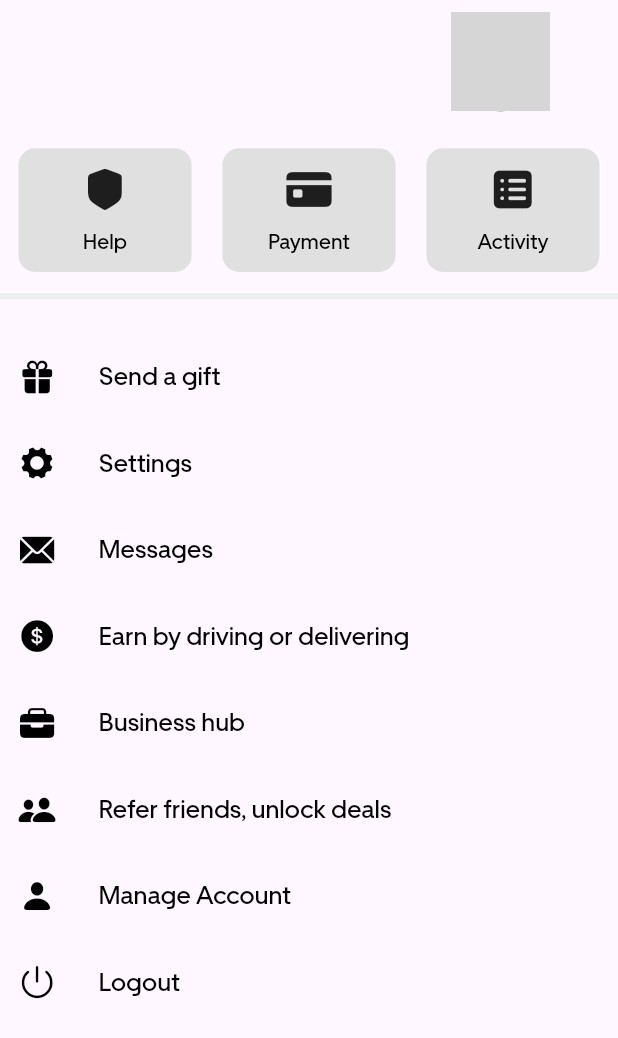
After one commit to guptakaran11/Sanchalan, a Flutter app: the AccountScreenDriver screen opened directly, on a phone screen of 412 x 824 dp. The commit adds this screen. Shown: the top 1038 px of the screen. Run offline on Flutter 3.47's test engine with Material 3 defaults, Android fonts, the phone set to English and light mode, and no system bars; our stand-ins replace country_picker, firebase_auth, firebase_core, firebase_database, firebase_storage, flutter_styled_toast and 9 more; accounts and stored records are empty; network calls fail; project files that could hold a hidden picture were left out; grey boxes are pictures that could not be loaded.

Commit message:
driver screen

```diff
--- a/sanchalan/lib/common/controller/services/mobileAuthServices.dart
+++ b/sanchalan/lib/common/controller/services/mobileAuthServices.dart
@@ -15,7 +15,7 @@ import 'package:sanchalan/common/view/authScreens/otpScreen.dart';
 import 'package:sanchalan/common/view/registrationScreen/registrationScreen.dart';
 import 'package:sanchalan/common/view/signInLogic/signInLogic.dart';
 import 'package:sanchalan/constant/constants.dart';
-import 'package:sanchalan/driver/view/driverHomeScreen.dart';
+import 'package:sanchalan/driver/view/bottomNavBarDriver/bottomNavBarDriver.dart';
 import 'package:sanchalan/ride/View/bottomNavBar/bottomNavBarRider.dart';
 
 class MobileAuthServices {
@@ -102,7 +102,7 @@ class MobileAuthServices {
         Navigator.pushAndRemoveUntil(
             context,
             PageTransition(
-                child: const HomeScreenDriver(),
+                child: const BottomNavBarDriver(),
                 type: PageTransitionType.rightToLeft),
             (route) => false);
       } else {
--- /dev/null
+++ b/sanchalan/lib/driver/controller/bottomNavBarDriverProvider.dart
@@ -0,0 +1,9 @@
+import 'package:flutter/material.dart';
+
+class BottomNavBarDriverProvider extends ChangeNotifier {
+  int currentTab = 0;
+  updateTab(int newTab) {
+    currentTab = newTab;
+    notifyListeners();
+  }
+}
--- /dev/null
+++ b/sanchalan/lib/driver/view/accountScreenDriver/accountScreenDriver.dart
@@ -0,0 +1,219 @@
+import 'package:flutter/cupertino.dart';
+import 'package:flutter/material.dart';
+import 'package:provider/provider.dart';
+import 'package:sanchalan/common/controller/provider/profileDataProvider.dart';
+import 'package:sanchalan/constant/utils/colors.dart';
+import 'package:sanchalan/constant/utils/textstyle.dart';
+import 'package:sizer/sizer.dart';
+
+class AccountScreenDriver extends StatefulWidget {
+  const AccountScreenDriver({super.key});
+
+  @override
+  State<AccountScreenDriver> createState() => _AccountScreenDriverState();
+}
+
+class _AccountScreenDriverState extends State<AccountScreenDriver> {
+  List accountTopButton = [
+    [CupertinoIcons.shield_fill, 'Help'],
+    [CupertinoIcons.creditcard_fill, 'Payment'],
+    [CupertinoIcons.square_list_fill, 'Activity'],
+  ];
+
+  List accountButtons = [
+    [
+      CupertinoIcons.gift_fill,
+      'Send a gift',
+    ],
+    [
+      CupertinoIcons.gear_alt_fill,
+      'Settings',
+    ],
+    [
+      CupertinoIcons.envelope_fill,
+      'Messages',
+    ],
+    [
+      CupertinoIcons.money_dollar_circle_fill,
+      'Earn by driving or delivering',
+    ],
+    [
+      CupertinoIcons.briefcase_fill,
+      'Business hub',
+    ],
+    [
+      CupertinoIcons.person_2_fill,
+      'Refer friends, unlock deals',
+    ],
+    [
+      CupertinoIcons.person_fill,
+      'Manage Account',
+    ],
+    [
+      CupertinoIcons.power,
+      'Logout',
+    ],
+  ];
+
+  @override
+  void initState() {
+    super.initState();
+    WidgetsBinding.instance.addPostFrameCallback((_) async {
+      context.read<ProfileDataProvider>().getProfileData();
+    });
+  }
+
+  @override
+  Widget build(BuildContext context) {
+    return SafeArea(
+      child: Scaffold(
+        body: Column(
+          children: [
+            // Top Row
+            ListView(
+              shrinkWrap: true,
+              physics: const NeverScrollableScrollPhysics(),
+              padding: EdgeInsets.symmetric(
+                horizontal: 3.w,
+                vertical: 1.h,
+              ),
+              children: [
+                // Profile data
+                Consumer<ProfileDataProvider>(
+                  builder: (context, profileProvider, child) {
+                    if (profileProvider.profileData == null) {
+                      return Row(
+                        children: [
+                          SizedBox(
+                            width: 70.w,
+                            child: Text(
+                              'User',
+                              style: AppTextStyles.heading26Bold,
+                            ),
+                          ),
+                          Container(
+                            height: 16.w,
+                            width: 16.w,
+                            decoration: BoxDecoration(
+                              shape: BoxShape.circle,
+                              border: Border.all(
+                                color: black87,
+                              ),
+                              image: const DecorationImage(
+                                image: AssetImage(
+                                    'assets/images/SanchalanLogo/sanchalanSign.jpg'),
+                              ),
+                            ),
+                          ),
+                        ],
+                      );
+                    } else {
+                      return Row(
+                        children: [
+                          SizedBox(
+                            width: 70.w,
+                            child: Text(
+                              profileProvider.profileData!.name!,
+                              style: AppTextStyles.heading26Bold,
+                            ),
+                          ),
+                          Container(
+                            height: 16.w,
+                            width: 16.w,
+                            decoration: BoxDecoration(
+                              shape: BoxShape.circle,
+                              border: Border.all(
+                                color: black87,
+                              ),
+                              image: DecorationImage(
+                                image: NetworkImage(profileProvider
+                                    .profileData!.profilePicUrl!),
+                              ),
+                            ),
+                          ),
+                        ],
+                      );
+                    }
+                  },
+                ),
+
+                SizedBox(
+                  height: 3.h,
+                ),
+                // Top row button
+                Row(
+                  mainAxisAlignment: MainAxisAlignment.spaceBetween,
+                  children: accountTopButton
+                      .map((e) => Container(
+                            height: 10.h,
+                            width: 28.w,
+                            decoration: BoxDecoration(
+                              color: greyShade3,
+                              borderRadius: BorderRadius.circular(8.sp),
+                            ),
+                            child: Column(
+                              mainAxisAlignment: MainAxisAlignment.center,
+                              crossAxisAlignment: CrossAxisAlignment.center,
+                              children: [
+                                Icon(
+                                  e[0],
+                                  size: 4.h,
+                                  color: black87,
+                                ),
+                                SizedBox(
+                                  height: 1.h,
+                                ),
+                                Text(
+                                  e[1],
+                                  style: AppTextStyles.small10,
+                                ),
+                              ],
+                            ),
+                          ))
+                      .toList(),
+                ),
+              ],
+            ),
+
+            Divider(
+              color: greyShade2,
+              thickness: 0.5.h,
+            ),
+            SizedBox(
+              height: 2.h,
+            ),
+            ListView.builder(
+              padding: EdgeInsets.symmetric(
+                horizontal: 3.w,
+              ),
+              itemCount: accountButtons.length,
+              shrinkWrap: true,
+              physics: const NeverScrollableScrollPhysics(),
+              itemBuilder: (context, index) {
+                return Container(
+                  padding: EdgeInsets.symmetric(vertical: 2.h),
+                  child: Row(
+                    children: [
+                      Icon(
+                        accountButtons[index][0],
+                        color: black,
+                        size: 3.h,
+                      ),
+                      SizedBox(
+                        width: 7.w,
+                      ),
+                      Text(
+                        accountButtons[index][1],
+                        style: AppTextStyles.small12,
+                      ),
+                    ],
+                  ),
+                );
+              },
+            ),
+          ],
+        ),
+      ),
+    );
+  }
+}
```
Also changed, not shown: sanchalan/lib/driver/view/activityScreenDriver/activityScreen.dart (added, +104 -0 lines), sanchalan/lib/driver/view/bottomNavBarDriver/bottomNavBarDriver.dart (added, +113 -0 lines), sanchalan/lib/main.dart (+8 -2 lines), sanchalan/lib/driver/view/homeScreenDriver/driverHomeScreen.dart (renamed from sanchalan/lib/driver/view/driverHomeScreen.dart).
